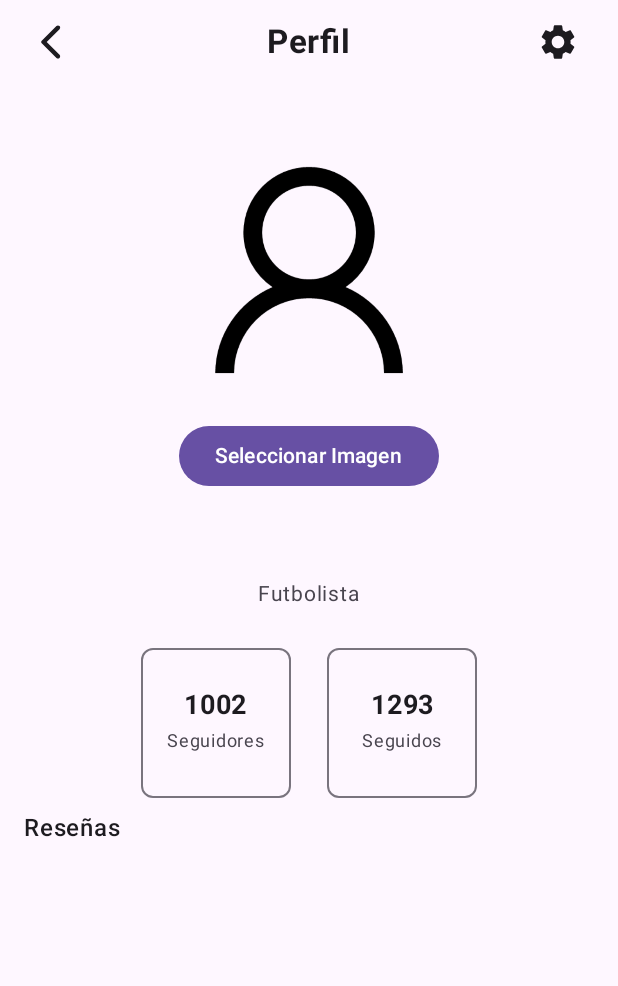
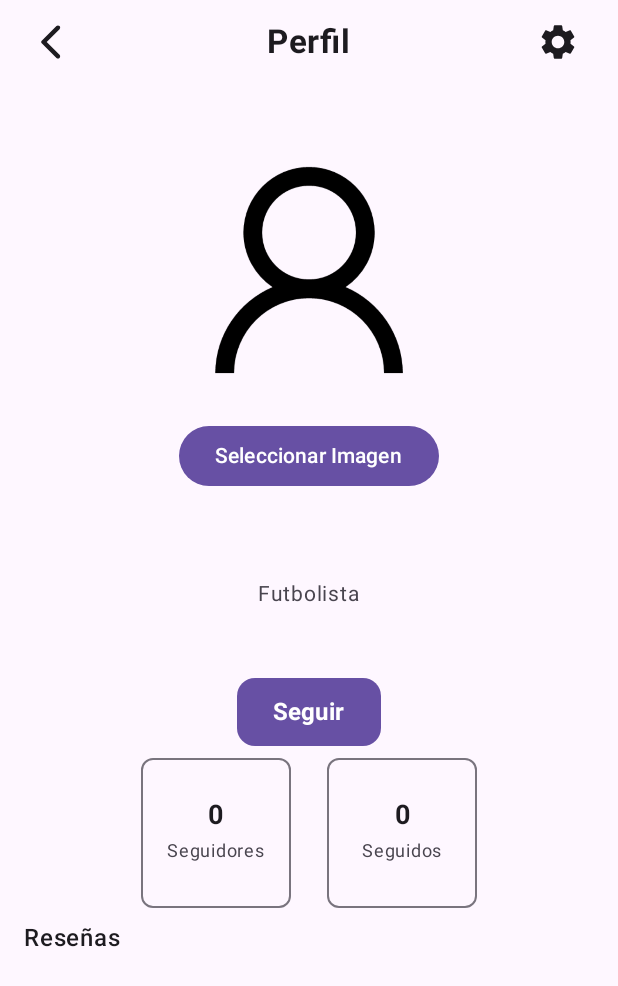
Before and after one commit to ErickSalazar07/PostMatch, an Android app built with Jetpack Compose: the composable PerfilScreen called with empty values, on a phone screen of 412 x 824 dp. Shown: the top 986 px of the screen. Run offline under Robolectric (Android 15) with nearby library versions, the phone set to English and light mode, and no system bars; our stand-ins replace Dagger/Hilt's generated code, Firebase (no records; nobody signed in at launch, a user with empty details on screens opened directly); pictures from the network do not load; 2 statements that could not run were skipped.

Commit message:
Añadido boton seguir

```diff
--- a/app/src/main/java/com/example/postmatch/ui/Screens/perfil/PerfilScreen.kt
+++ b/app/src/main/java/com/example/postmatch/ui/Screens/perfil/PerfilScreen.kt
@@ -39,6 +39,7 @@ import androidx.compose.foundation.shape.CircleShape
 import androidx.compose.material.icons.filled.Edit
 import androidx.compose.material.icons.rounded.ArrowBackIosNew
 import androidx.compose.material3.Button
+import androidx.compose.material3.ButtonDefaults
 import androidx.compose.material3.IconButton
 import androidx.compose.material3.MaterialTheme
 import androidx.compose.runtime.LaunchedEffect
@@ -63,53 +64,77 @@ fun PerfilScreen(
     idPerfilUsuario: String,
     onReviewClick: (String) -> Unit,
     modifier: Modifier = Modifier
-){
+) {
+    val state by perfilViewModel.uiState.collectAsState()
 
     LaunchedEffect(Unit) {
         perfilViewModel.getUserInfo(idPerfilUsuario)
     }
 
-    val state by perfilViewModel.uiState.collectAsState()
     LazyColumn(
         modifier = modifier
             .fillMaxSize()
             .background(MaterialTheme.colorScheme.background)
-    ){
+    ) {
         item {
-            PerfilHeader(onConfiguracionButtonClick = configuracionButtonClick,
-                onReviewButtonClick = reviewButtonClick)
+            PerfilHeader(
+                onConfiguracionButtonClick = configuracionButtonClick,
+                onReviewButtonClick = reviewButtonClick
+            )
         }
+
         item {
-            ImagenPerfil(
-                fotoPerfilUrl = state.usuarioInfo.fotoPerfil,
-                nombrePerfil = state.usuarioInfo.nombre,
-                arrobaPerfil = state.usuarioInfo.email,
-                onFotoPerfilButton = perfilViewModel::uploadProfileImageToFirebase,
-                oficioPerfil = "Futbolista")
+            // 🔹 Sección del perfil
+            Column(
+                horizontalAlignment = Alignment.CenterHorizontally,
+                modifier = Modifier.fillMaxWidth()
+            ) {
+                ImagenPerfil(
+                    fotoPerfilUrl = state.usuarioInfo.fotoPerfil,
+                    nombrePerfil = state.usuarioInfo.nombre,
+                    arrobaPerfil = state.usuarioInfo.email,
+                    onFotoPerfilButton = perfilViewModel::uploadProfileImageToFirebase,
+                    oficioPerfil = "Futbolista"
+                )
+
+                Spacer(modifier = Modifier.height(12.dp))
+
+                // 🔹 Botón solo si NO es el usuario actual
+                if (!state.isCurrentUser) {
+                    SeguirButton(
+                        seguido = state.usuarioInfo.followed,
+                        onClick = {
+                            perfilViewModel.seguirTantoDejarDeSeguirUsuario(
+                                idUsuarioActual = perfilViewModel.uiState.value.usuarioInfo.idUsuario,
+                                idUsuarioSeguir = idPerfilUsuario
+                            )
+                        }
+                    )
+                }
+            }
         }
+
         item {
-            InformacionCuenta(1002, 1293)
+            InformacionCuenta(
+                state.usuarioInfo.numFollowers,
+                state.usuarioInfo.numFollowed
+            )
         }
+
         item {
             TextoIzquierda(stringResource(R.string.rese_as))
         }
+
         items(state.reviews) { review ->
             ItemReseniaPerfil(
                 reseniaPerfil = review,
-                onDeleteReview = { perfilViewModel.onDeleteReview(review.idReview) }, // eliminar
-                onClickReview = { idReview ->
-                    // Acción para ver o seleccionar la reseña
-                },
-                onReviewClick = { idReview ->
-                    // Acción para editar la reseña
-                    onReviewClick(idReview) // callback que viene de PerfilScreen
-                },
+                onDeleteReview = { perfilViewModel.onDeleteReview(review.idReview) },
+                onClickReview = { /* ver reseña */ },
+                onReviewClick = { onReviewClick(review.idReview) },
                 isCurrentUser = state.isCurrentUser
             )
         }
-
     }
-
 }
 
 @Composable
@@ -407,6 +432,33 @@ fun ImagenPerfil(
 }
 
 @Composable
+fun SeguirButton(
+    seguido: Boolean,
+    onClick: () -> Unit
+) {
+    val textoBoton = if (seguido) "Siguiendo" else "Seguir"
+    val colorFondo = if (seguido) Color.Gray else MaterialTheme.colorScheme.primary
+
+    Button(
+        onClick = onClick,
+        colors = ButtonDefaults.buttonColors(
+            containerColor = colorFondo
+        ),
+        shape = RoundedCornerShape(12.dp),
+        modifier = Modifier
+            .padding(vertical = 8.dp)
+            .height(45.dp)
+    ) {
+        Text(
+            text = textoBoton,
+            color = Color.White,
+            fontSize = 16.sp,
+            fontWeight = FontWeight.Bold
+        )
+    }
+}
+
+@Composable
 fun PickImageButton(
     action: (uri:Uri) -> Unit
 ) {
```
Also changed, not shown: app/src/main/java/com/example/postmatch/ui/Screens/perfil/PerfilViewModel.kt (+10 -1 lines).
